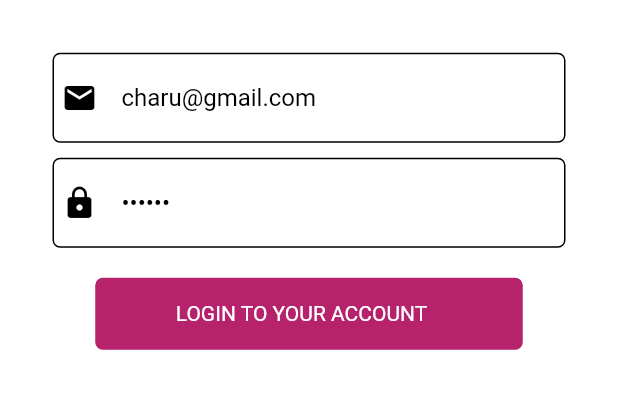
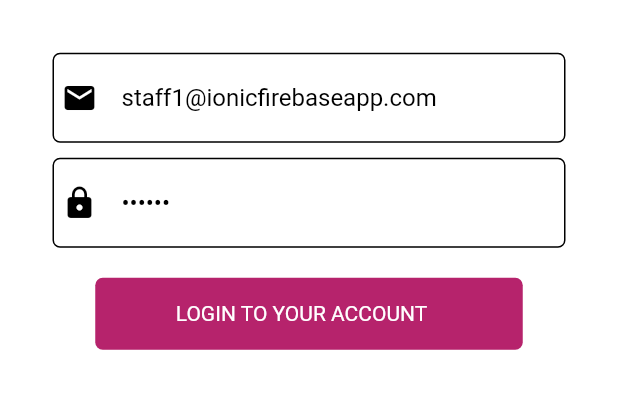
Before and after one commit to deepikahr/restaurant-rider-app, a Flutter app: the screen it shows after launch, on a phone screen of 412 x 824 dp, the part 548-957 px from its top. Run offline on Flutter 3.47's test engine with Material 2 defaults, Android fonts, the phone set to English and light mode, and no system bars; our stand-ins replace google_maps_flutter, image_picker, location, shared_preferences, toast; missing offline and left inert: async_loader, call_number; accounts and stored records are empty.

Commit message:
version change and login email change

```diff
--- a/lib/pages/auth/login.dart
+++ b/lib/pages/auth/login.dart
@@ -177,7 +177,7 @@ class _LoginState extends State<Login> {
                                   ),
                                   alignment: FractionalOffset.center,
                                   child: new TextFormField(
-                                    initialValue: "charu@gmail.com",
+                                    initialValue: "staff1@ionicfirebaseapp.com",
                                     style: TextStyle(color: Colors.black),
                                     decoration: new InputDecoration(
                                         border: InputBorder.none,
--- a/pubspec.yaml
+++ b/pubspec.yaml
@@ -7,7 +7,7 @@ description: A new Flutter application.
 # Both the version and the builder number may be overridden in flutter
 # build by specifying --build-name and --build-number, respectively.
 # Read more about versioning at semver.org.
-version: 1.0.7+8
+version: 1.0.9+10
 
 environment:
   sdk: ">=2.0.0-dev.68.0 <3.0.0"
```
